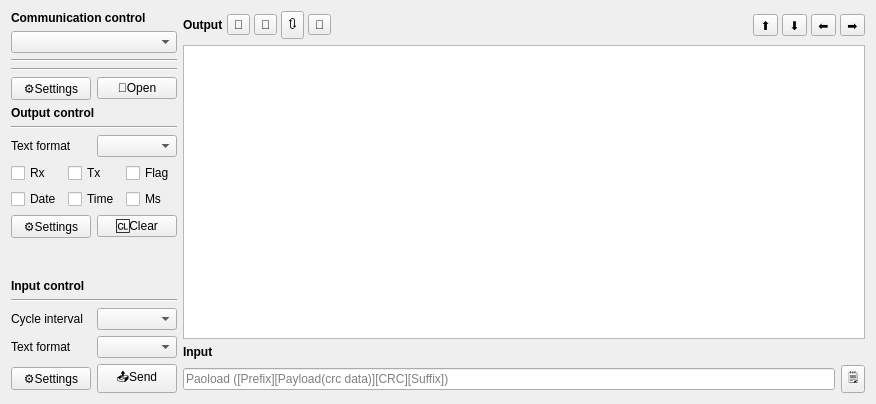
Before: the Qt Designer form Source/IOPage/IOPage.ui in x-tools-author/x-tools, drawn with Qt 5.
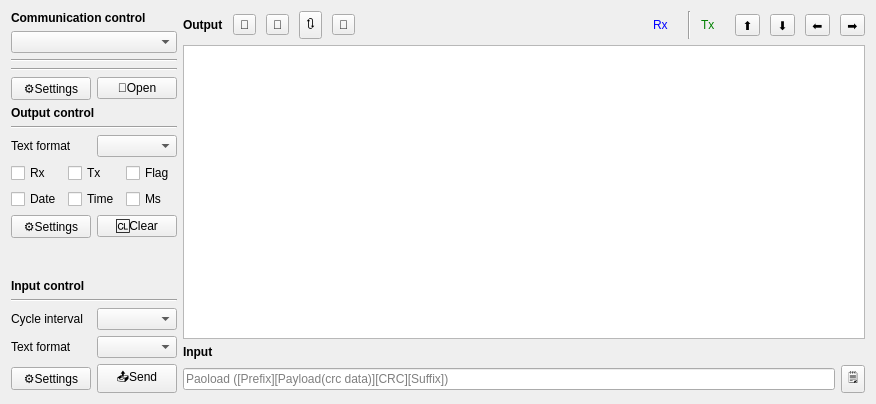
After: the same form once the commit is applied. Custom widgets are drawn as their Qt base class.

What changed in the file:
```diff
--- a/Source/IOPage/IOPage.ui
+++ b/Source/IOPage/IOPage.ui
@@ -294,7 +294,7 @@
       <item row="0" column="0">
        <layout class="QHBoxLayout" name="horizontalLayout_5">
         <property name="spacing">
-         <number>4</number>
+         <number>10</number>
         </property>
         <item>
          <widget class="QLabel" name="labelTitle">
@@ -367,6 +367,39 @@
           </property>
          </spacer>
         </item>
+        <item>
+         <widget class="QLabel" name="label_8">
+          <property name="styleSheet">
+           <string notr="true">color:blue</string>
+          </property>
+          <property name="text">
+           <string notr="true">Rx</string>
+          </property>
+         </widget>
+        </item>
+        <item>
+         <widget class="StatisticianUi" name="widgetRxInfo" native="true"/>
+        </item>
+        <item>
+         <widget class="Line" name="line_5">
+          <property name="orientation">
+           <enum>Qt::Orientation::Vertical</enum>
+          </property>
+         </widget>
+        </item>
+        <item>
+         <widget class="QLabel" name="label_9">
+          <property name="styleSheet">
+           <string notr="true">color:green</string>
+          </property>
+          <property name="text">
+           <string notr="true">Tx</string>
+          </property>
+         </widget>
+        </item>
+        <item>
+         <widget class="StatisticianUi" name="widgetTxInfo" native="true"/>
+        </item>
         <item>
          <widget class="QToolButton" name="toolButtonUp">
           <property name="text">
@@ -464,6 +497,14 @@
    </item>
   </layout>
  </widget>
+ <customwidgets>
+  <customwidget>
+   <class>StatisticianUi</class>
+   <extends>QWidget</extends>
+   <header location="global">IO/Ui/Processor/StatisticianUi.h</header>
+   <container>1</container>
+  </customwidget>
+ </customwidgets>
  <resources/>
  <connections>
   <connection>
```
